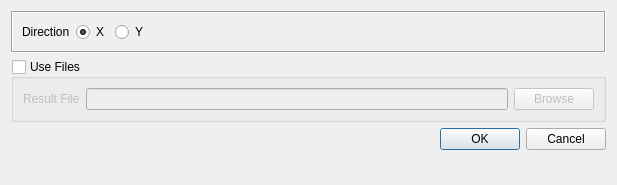
Old version of the form civilTools/widgets/show_weakness.ui in the repository ebrahimraeyat/OSAFE.
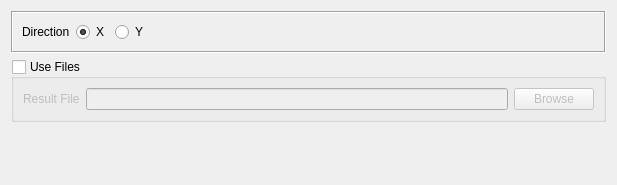
New version of the form.

Commit message: export show show weakness to FreeCAD

Diff of the .ui file:
```diff
--- a/civilTools/widgets/show_weakness.ui
+++ b/civilTools/widgets/show_weakness.ui
@@ -98,16 +98,6 @@
      </layout>
     </widget>
    </item>
-   <item>
-    <widget class="QDialogButtonBox" name="buttonBox">
-     <property name="orientation">
-      <enum>Qt::Horizontal</enum>
-     </property>
-     <property name="standardButtons">
-      <set>QDialogButtonBox::Cancel|QDialogButtonBox::Ok</set>
-     </property>
-    </widget>
-   </item>
    <item>
     <spacer name="verticalSpacer">
      <property name="orientation">
```
Left out of the diff: 35 changed lines with no effect on the pictures. The commit also changes 2 other files.
